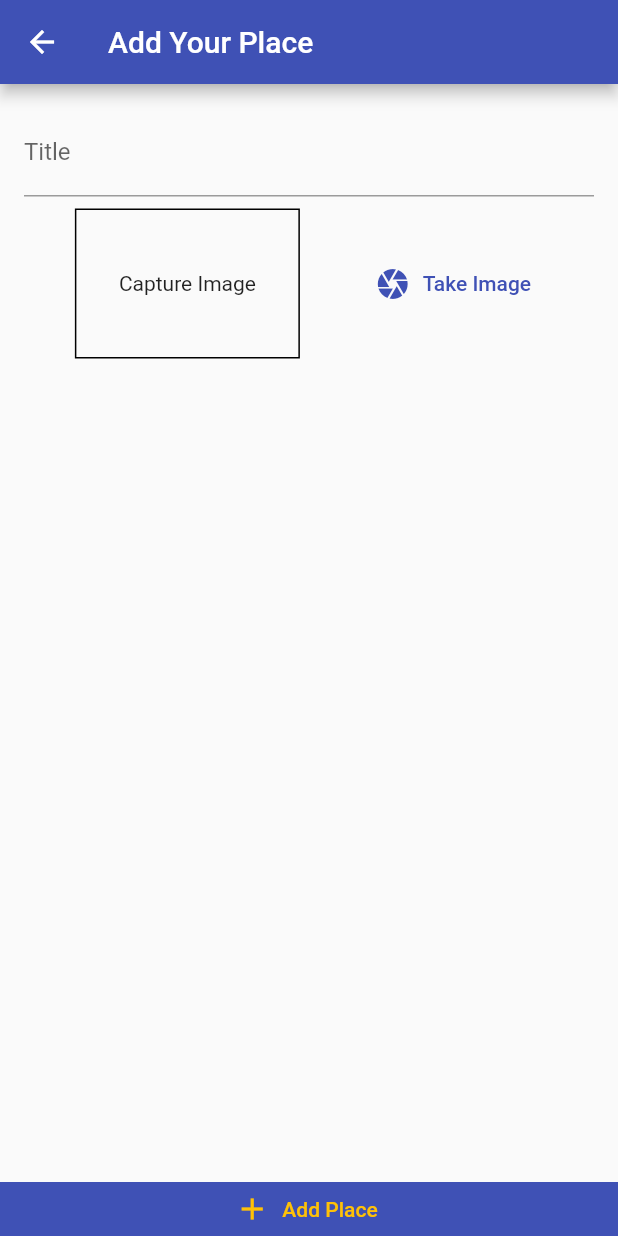
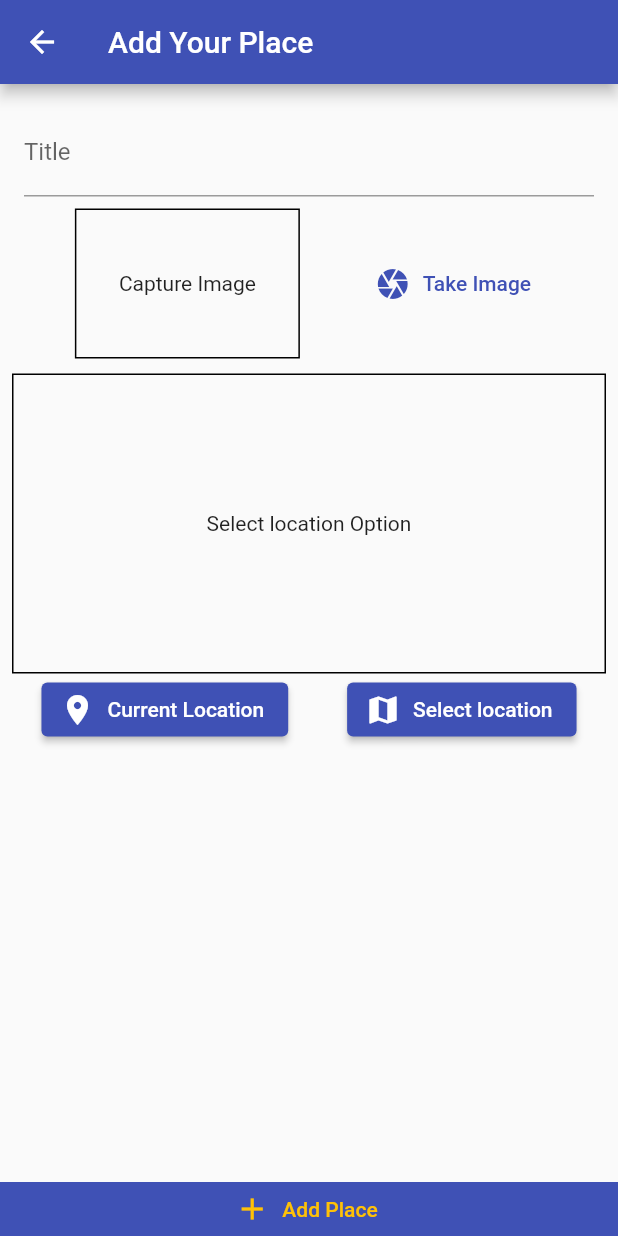
Before and after one commit to Akshat-kush007/Native-Mobile-Features-Application, a Flutter app: the Add_Place_Screen screen opened by its route, on a phone screen of 412 x 824 dp. Run offline on Flutter 3.47's test engine with Material 2 defaults, Android fonts, the phone set to English and light mode, and no system bars; our stand-ins replace image_picker, location, sqflite; accounts and stored records are empty.

Commit message:
location package add successful

```diff
--- a/lib/screens/add_places.dart
+++ b/lib/screens/add_places.dart
@@ -4,6 +4,8 @@ import 'package:flutter/material.dart';
 import 'package:native_feature_app/providers/places_provider.dart';
 import 'package:native_feature_app/widgets/image_input.dart';
 import 'package:provider/provider.dart';
+
+import '../widgets/location_input.dart';
 
 class Add_Place_Screen extends StatefulWidget {
   static const routeName='/add_place_screen';
@@ -59,6 +61,8 @@ class _Add_Place_ScreenState extends State<Add_Place_Screen> {
                       ),
                     ),
                     ImageInput(_setPickedImage),
+                    SizedBox(height: 10,),
+                    LocationInput(),
                   ],
                 ),
               ),
--- /dev/null
+++ b/lib/widgets/location_input.dart
@@ -0,0 +1,50 @@
+import 'package:flutter/material.dart';
+import 'package:flutter/src/widgets/container.dart';
+import 'package:flutter/src/widgets/framework.dart';
+import 'package:flutter/widgets.dart';
+import 'package:location/location.dart';
+
+class LocationInput extends StatelessWidget {
+  // Varibles=============================================================
+  String? _previewImage;
+
+  // Methods==============================================================
+  Future<void> _getLocaion() async{
+    final locationData= await Location().getLocation();
+    print(locationData.longitude);
+    print(locationData.latitude);
+
+  }
+  @override
+  Widget build(BuildContext context) {
+    return Column(
+      children: [
+        Container(
+          height: 200,
+          width: double.infinity,
+          decoration: BoxDecoration(border: Border.all(width: 1)),
+          child: Center(
+            child: _previewImage==null
+            ? const Text('Select location Option')
+            : Image.network(_previewImage!,fit: BoxFit.cover,width: double.infinity,),
+          ),
+        ),
+        Row(
+          mainAxisAlignment: MainAxisAlignment.spaceAround,
+          children: [
+            ElevatedButton.icon(
+              onPressed: _getLocaion,
+              icon: const Icon(Icons.location_on),
+              label: const Text('Current Location'),
+            ),
+            ElevatedButton.icon(
+              onPressed: () {},
+              icon: const Icon(Icons.map),
+              label: const Text('Select location'),
+            )
+          ],
+        )
+      ],
+    );
+  }
+}
--- a/pubspec.yaml
+++ b/pubspec.yaml
@@ -41,6 +41,7 @@ dependencies:
   path_provider: ^2.0.11
   path: ^1.8.2
   sqflite: ^2.2.0+2
+  location: ^4.4.0
 
 dev_dependencies:
   flutter_test:
```
Also changed, not shown: pubspec.lock, 1 other file.
